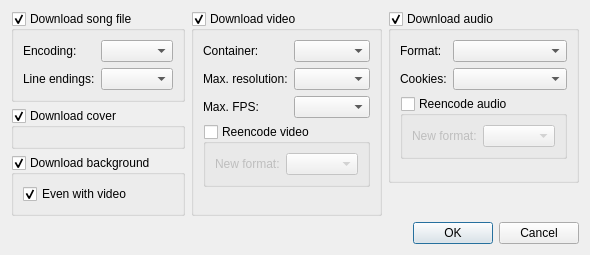
The window that src/usdb_dl/gui/forms/SettingsDialog.ui (bohning/usdb_syncer) describes before a commit, drawn with Qt 5.
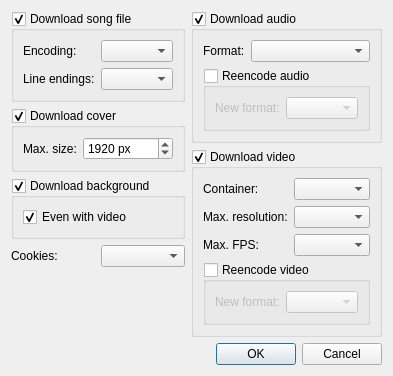
The same window after the commit.

Commit message: Add max cover size option

```diff
--- a/src/usdb_dl/gui/forms/SettingsDialog.ui
+++ b/src/usdb_dl/gui/forms/SettingsDialog.ui
@@ -6,15 +6,17 @@
    <rect>
     <x>0</x>
     <y>0</y>
-    <width>557</width>
-    <height>250</height>
+    <width>374</width>
+    <height>372</height>
    </rect>
   </property>
   <property name="windowTitle">
    <string>Settings</string>
   </property>
   <layout class="QGridLayout" name="gridLayout">
-   <item row="0" column="2" rowspan="3">
+   <item row="0" column="2">
+    <layout class="QVBoxLayout" name="verticalLayout_2">
+     <item>
     <widget class="QGroupBox" name="groupBox_audio">
      <property name="sizePolicy">
       <sizepolicy hsizetype="Preferred" vsizetype="Preferred">
@@ -37,27 +39,23 @@
        </widget>
       </item>
       <item row="0" column="1">
-       <widget class="QComboBox" name="comboBox_audio_format"/>
-      </item>
-      <item row="1" column="0">
-       <widget class="QLabel" name="label_9">
-        <property name="toolTip">
-         <string>Login to Youtube in your favorite browser in order to access age-restricted content</string>
-        </property>
-        <property name="text">
-         <string>Cookies:</string>
-        </property>
-       </widget>
-      </item>
-      <item row="1" column="1">
-       <widget class="QComboBox" name="comboBox_browser">
-        <property name="toolTip">
-         <string>Age-restricted videos require a login. Choose the browser you are logged in with.</string>
+         <widget class="QComboBox" name="comboBox_audio_format">
+          <property name="sizePolicy">
+           <sizepolicy hsizetype="Preferred" vsizetype="Fixed">
+            <horstretch>0</horstretch>
+            <verstretch>0</verstretch>
+           </sizepolicy>
         </property>
        </widget>
       </item>
       <item row="2" column="0" colspan="2">
        <widget class="QGroupBox" name="groupBox_reencode_audio">
+          <property name="sizePolicy">
+           <sizepolicy hsizetype="Preferred" vsizetype="Preferred">
+            <horstretch>1</horstretch>
+            <verstretch>0</verstretch>
+           </sizepolicy>
+          </property>
         <property name="title">
          <string>Reencode audio</string>
         </property>
@@ -76,56 +74,22 @@
           </widget>
          </item>
          <item row="0" column="1">
-          <widget class="QComboBox" name="comboBox_audio_conversion_format"/>
-         </item>
-        </layout>
-       </widget>
-      </item>
-     </layout>
-    </widget>
-   </item>
-   <item row="2" column="0" rowspan="2">
-    <widget class="QGroupBox" name="groupBox_background">
+            <widget class="QComboBox" name="comboBox_audio_conversion_format">
      <property name="sizePolicy">
-      <sizepolicy hsizetype="Preferred" vsizetype="Preferred">
+              <sizepolicy hsizetype="Preferred" vsizetype="Fixed">
        <horstretch>1</horstretch>
        <verstretch>0</verstretch>
       </sizepolicy>
      </property>
-     <property name="title">
-      <string>Download background</string>
-     </property>
-     <property name="checkable">
-      <bool>true</bool>
-     </property>
-     <layout class="QFormLayout" name="formLayout_7">
-      <item row="0" column="0">
-       <widget class="QCheckBox" name="checkBox_background_always">
-        <property name="toolTip">
-         <string>If checked, background images will be downloaded, even if there is a video for the song as well.</string>
-        </property>
-        <property name="text">
-         <string>Even with video</string>
-        </property>
-        <property name="checked">
-         <bool>true</bool>
-        </property>
        </widget>
       </item>
      </layout>
     </widget>
    </item>
-   <item row="5" column="2">
-    <widget class="QDialogButtonBox" name="buttonBox">
-     <property name="orientation">
-      <enum>Qt::Horizontal</enum>
-     </property>
-     <property name="standardButtons">
-      <set>QDialogButtonBox::Cancel|QDialogButtonBox::Ok</set>
-     </property>
-    </widget>
-   </item>
-   <item row="0" column="1" rowspan="4">
+       </layout>
+      </widget>
+     </item>
+     <item>
     <widget class="QGroupBox" name="groupBox_video">
      <property name="sizePolicy">
       <sizepolicy hsizetype="Preferred" vsizetype="Preferred">
@@ -148,7 +112,14 @@
        </widget>
       </item>
       <item row="0" column="1">
-       <widget class="QComboBox" name="comboBox_videocontainer"/>
+         <widget class="QComboBox" name="comboBox_videocontainer">
+          <property name="sizePolicy">
+           <sizepolicy hsizetype="Preferred" vsizetype="Fixed">
+            <horstretch>1</horstretch>
+            <verstretch>0</verstretch>
+           </sizepolicy>
+          </property>
+         </widget>
       </item>
       <item row="1" column="0">
        <widget class="QLabel" name="label_5">
@@ -159,6 +130,12 @@
       </item>
       <item row="1" column="1">
        <widget class="QComboBox" name="comboBox_videoresolution">
+          <property name="sizePolicy">
+           <sizepolicy hsizetype="Preferred" vsizetype="Fixed">
+            <horstretch>1</horstretch>
+            <verstretch>0</verstretch>
+           </sizepolicy>
+          </property>
         <property name="toolTip">
          <string>Maximum video height. Lower values reduce file size.</string>
         </property>
@@ -173,6 +150,12 @@
       </item>
       <item row="2" column="1">
        <widget class="QComboBox" name="comboBox_fps">
+          <property name="sizePolicy">
+           <sizepolicy hsizetype="Preferred" vsizetype="Fixed">
+            <horstretch>1</horstretch>
+            <verstretch>0</verstretch>
+           </sizepolicy>
+          </property>
         <property name="toolTip">
          <string>Maximum frames per second. Lower values reduce file size.</string>
         </property>
@@ -180,6 +163,12 @@
       </item>
       <item row="3" column="0" colspan="2">
        <widget class="QGroupBox" name="groupBox_reencode_video">
+          <property name="sizePolicy">
+           <sizepolicy hsizetype="Preferred" vsizetype="Preferred">
+            <horstretch>1</horstretch>
+            <verstretch>0</verstretch>
+           </sizepolicy>
+          </property>
         <property name="toolTip">
          <string/>
         </property>
@@ -202,48 +191,28 @@
          </item>
          <item row="0" column="1">
           <widget class="QComboBox" name="comboBox_videoencoder">
-           <property name="toolTip">
-            <string/>
-           </property>
-          </widget>
-         </item>
-        </layout>
-       </widget>
-      </item>
-     </layout>
-    </widget>
-   </item>
-   <item row="1" column="0">
-    <widget class="QGroupBox" name="groupBox_cover">
      <property name="sizePolicy">
-      <sizepolicy hsizetype="Preferred" vsizetype="Preferred">
+              <sizepolicy hsizetype="Preferred" vsizetype="Fixed">
        <horstretch>1</horstretch>
        <verstretch>0</verstretch>
       </sizepolicy>
      </property>
-     <property name="title">
-      <string>Download cover</string>
-     </property>
-     <property name="checkable">
-      <bool>true</bool>
-     </property>
-     <layout class="QFormLayout" name="formLayout_5"/>
-    </widget>
-   </item>
-   <item row="4" column="1">
-    <spacer name="verticalSpacer">
-     <property name="orientation">
-      <enum>Qt::Vertical</enum>
-     </property>
-     <property name="sizeHint" stdset="0">
-      <size>
-       <width>20</width>
-       <height>40</height>
-      </size>
-     </property>
-    </spacer>
-   </item>
-   <item row="0" column="0">
+             <property name="toolTip">
+              <string/>
+             </property>
+            </widget>
+           </item>
+          </layout>
+         </widget>
+        </item>
+       </layout>
+      </widget>
+     </item>
+    </layout>
+   </item>
+   <item row="0" column="0" colspan="2">
+    <layout class="QVBoxLayout" name="verticalLayout" stretch="0,0,0,0,0">
+     <item>
     <widget class="QGroupBox" name="groupBox_songfile">
      <property name="sizePolicy">
       <sizepolicy hsizetype="Preferred" vsizetype="Preferred">
@@ -288,6 +257,155 @@
       </item>
      </layout>
     </widget>
+     </item>
+     <item>
+      <widget class="QGroupBox" name="groupBox_cover">
+       <property name="sizePolicy">
+        <sizepolicy hsizetype="Preferred" vsizetype="Preferred">
+         <horstretch>1</horstretch>
+         <verstretch>0</verstretch>
+        </sizepolicy>
+       </property>
+       <property name="title">
+        <string>Download cover</string>
+       </property>
+       <property name="checkable">
+        <bool>true</bool>
+       </property>
+       <layout class="QFormLayout" name="formLayout_5">
+        <item row="0" column="1">
+         <widget class="QSpinBox" name="cover_max_size">
+          <property name="sizePolicy">
+           <sizepolicy hsizetype="Minimum" vsizetype="Fixed">
+            <horstretch>0</horstretch>
+            <verstretch>0</verstretch>
+           </sizepolicy>
+          </property>
+          <property name="toolTip">
+           <string>Images larger than this will be scaled to the set value. Use 0 to disable.</string>
+          </property>
+          <property name="suffix">
+           <string> px</string>
+          </property>
+          <property name="maximum">
+           <number>9999</number>
+          </property>
+          <property name="value">
+           <number>1920</number>
+          </property>
+         </widget>
+        </item>
+        <item row="0" column="0">
+         <widget class="QLabel" name="label_2">
+          <property name="text">
+           <string>Max. size:</string>
+          </property>
+         </widget>
+        </item>
+       </layout>
+      </widget>
+     </item>
+     <item>
+      <widget class="QGroupBox" name="groupBox_background">
+       <property name="sizePolicy">
+        <sizepolicy hsizetype="Preferred" vsizetype="Preferred">
+         <horstretch>1</horstretch>
+         <verstretch>0</verstretch>
+        </sizepolicy>
+       </property>
+       <property name="title">
+        <string>Download background</string>
+       </property>
+       <property name="checkable">
+        <bool>true</bool>
+       </property>
+       <layout class="QFormLayout" name="formLayout_7">
+        <item row="0" column="0">
+         <widget class="QCheckBox" name="checkBox_background_always">
+          <property name="sizePolicy">
+           <sizepolicy hsizetype="Minimum" vsizetype="Fixed">
+            <horstretch>1</horstretch>
+            <verstretch>0</verstretch>
+           </sizepolicy>
+          </property>
+          <property name="toolTip">
+           <string>If checked, background images will be downloaded, even if there is a video for the song as well.</string>
+          </property>
+          <property name="text">
+           <string>Even with video</string>
+          </property>
+          <property name="checked">
+           <bool>true</bool>
+          </property>
+         </widget>
+        </item>
+       </layout>
+      </widget>
+     </item>
+     <item>
+      <layout class="QHBoxLayout" name="horizontalLayout">
+       <item>
+        <widget class="QLabel" name="label_9">
+         <property name="toolTip">
+          <string/>
+         </property>
+         <property name="text">
+          <string>Cookies:</string>
+         </property>
+        </widget>
+       </item>
+       <item>
+        <widget class="QComboBox" name="comboBox_browser">
+         <property name="sizePolicy">
+          <sizepolicy hsizetype="Preferred" vsizetype="Fixed">
+           <horstretch>0</horstretch>
+           <verstretch>0</verstretch>
+          </sizepolicy>
+         </property>
+         <property name="toolTip">
+          <string>Age-restricted videos require a login. Choose the browser you are logged in with.</string>
+         </property>
+        </widget>
+       </item>
+      </layout>
+     </item>
+     <item>
+      <spacer name="verticalSpacer">
+       <property name="orientation">
+        <enum>Qt::Vertical</enum>
+       </property>
+       <property name="sizeHint" stdset="0">
+        <size>
+         <width>20</width>
+         <height>40</height>
+        </size>
+       </property>
+      </spacer>
+     </item>
+    </layout>
+   </item>
+   <item row="2" column="0" colspan="3">
+    <widget class="QDialogButtonBox" name="buttonBox">
+     <property name="orientation">
+      <enum>Qt::Horizontal</enum>
+     </property>
+     <property name="standardButtons">
+      <set>QDialogButtonBox::Cancel|QDialogButtonBox::Ok</set>
+     </property>
+    </widget>
+   </item>
+   <item row="1" column="2">
+    <spacer name="verticalSpacer_2">
+     <property name="orientation">
+      <enum>Qt::Vertical</enum>
+     </property>
+     <property name="sizeHint" stdset="0">
+      <size>
+       <width>20</width>
+       <height>40</height>
+      </size>
+     </property>
+    </spacer>
    </item>
   </layout>
  </widget>
```
Left out of the diff: 12 changed lines with no effect on the pictures. Lines whose indentation alone changed are shown as unchanged. The commit also changes 5 other files.
